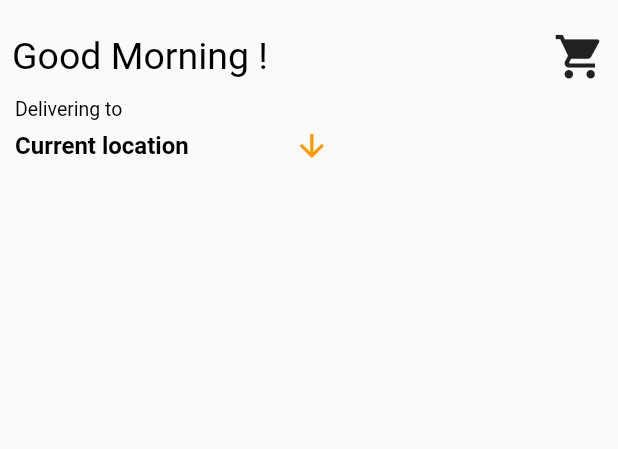
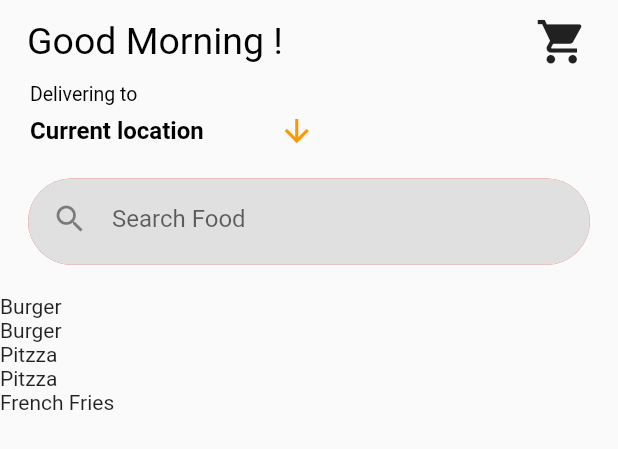
Before and after one commit to golamkibria11265/food_monkey_flutter, a Flutter app: the Dashboard widget shown alone on an empty page, opened directly, on a phone screen of 412 x 824 dp. Shown: the top 449 px of the screen. Run offline on Flutter 3.47's test engine with Material 2 defaults, Android fonts, the light colour scheme and no system bars; our stand-ins replace firebase_auth, firebase_core; accounts and stored records are empty; Roboto replaces fonts that are missing (Cabin).

Commit message:
first commit

```diff
--- /dev/null
+++ b/assets/items.json
@@ -0,0 +1,33 @@
+[
+      {
+        "name": "Burger",
+        "rootUri": "https://cdn.fstoppers.com/styles/xlarge/s3/photos/180395/12/02/3b893b1f03a3860c8df054a03dee9dbe.jpg",
+        "rating": "4.90",
+        "type": "Fast Food"
+      },
+      {
+        "name": "Burger",
+        "rootUri": "https://cache.desktopnexus.com/thumbseg/2400/2400300-bigthumbnail.jpg",
+        "rating": "5.00",
+        "type": "Fast Food"
+      },
+      {
+        "name": "Pitzza",
+        "rootUri": "https://c4.wallpaperflare.com/wallpaper/363/606/522/italian-pizza-wallpaper-preview.jpg",
+        "rating": "4.90",
+        "type": "Fast Food"
+      },
+      {
+        "name": "Pitzza",
+        "rootUri": "https://www.surreyapp.com/Uploads/UploadCoverFiles/b0b655b4.jpg",
+        "rating": "5.00",
+        "type": "Fast Food"
+      },
+      {
+        "name": "French Fries",
+        "rootUri": "https://cdn.cdnparenting.com/articles/2020/02/27120224/FRENCH-FRIES.jpg",
+        "rating": "5.00",
+        "type": "Fast Food"
+      }
+
+    ]
--- a/lib/dashboard/dashboardPages.dart
+++ b/lib/dashboard/dashboardPages.dart
@@ -1,10 +1,12 @@
+import 'package:flutter/cupertino.dart';
 import 'package:flutter/material.dart';
 import 'package:food_monkey/customWidget/boldTextWidget.dart';
 import 'package:food_monkey/customWidget/normalTextWidget.dart';
+import 'package:food_monkey/dashboard/items.dart';
+import 'package:food_monkey/dashboard/itemsService.dart';
 
 class Dashboard extends StatefulWidget {
   const Dashboard({Key? key}) : super(key: key);
-
   @override
   _DashboardState createState() => _DashboardState();
 }
@@ -12,6 +14,8 @@ class Dashboard extends StatefulWidget {
 class _DashboardState extends State<Dashboard> {
   @override
   Widget build(BuildContext context) {
+    double height = MediaQuery.of(context).size.height;
+    double width = MediaQuery.of(context).size.width;
     return SafeArea(
       child: Container(
         child: SingleChildScrollView(
@@ -20,7 +24,7 @@ class _DashboardState extends State<Dashboard> {
             child: Column(
               children: [
                 Padding(
-                  padding: const EdgeInsets.fromLTRB(8, 20, 8, 10),
+                  padding: const EdgeInsets.fromLTRB(18, 10, 20, 10),
                   child: Row(
                     mainAxisAlignment: MainAxisAlignment.spaceBetween,
                     children: [
@@ -38,7 +42,7 @@ class _DashboardState extends State<Dashboard> {
                   mainAxisAlignment: MainAxisAlignment.start,
                   children: [
                     Padding(
-                      padding: const EdgeInsets.only(left: 10),
+                      padding: const EdgeInsets.only(left: 20),
                       child: NormalTextWidget("Delivering to", 13),
                     ),
                   ],
@@ -47,14 +51,63 @@ class _DashboardState extends State<Dashboard> {
                 Row(
                   children: [
                     Padding(
-                      padding: const EdgeInsets.only(left: 10),
+                      padding: const EdgeInsets.only(left: 20),
                       child: BoldTextWidget("Current location", 16),
                     ),
                     Padding(
-                      padding: const EdgeInsets.only(left: 70),
+                      padding: const EdgeInsets.only(left: 50),
                       child: Icon(Icons.arrow_downward, color: Colors.orange),
                     ),
                   ],
+                ),
+                SizedBox(height: 20),
+                Material(
+                  color: Colors.red,
+                  borderRadius: BorderRadius.all(Radius.circular(30)),
+                  child: Container(
+                    decoration: BoxDecoration(
+                      color: Colors.grey[300],
+                      border: Border.all(
+                        color: Colors.transparent,
+                      ),
+                      borderRadius: BorderRadius.all(Radius.circular(30)),
+                    ),
+                    height: height / 14.337,
+                    width: width / 1.1,
+                    child: TextField(
+                      cursorColor: Colors.black,
+                      decoration: new InputDecoration(
+                          icon: Padding(
+                            padding: const EdgeInsets.only(
+                                left: 15, bottom: 11, top: 15, right: 0),
+                            child: new Icon(Icons.search),
+                          ),
+                          border: InputBorder.none,
+                          contentPadding: EdgeInsets.only(
+                              left: 0, bottom: 11, top: 15, right: 15),
+                          hintText: "Search Food"),
+                      onChanged: (value) {
+                        //var searchFood = value;
+                      },
+                    ),
+                  ),
+                ),
+                SizedBox(height: 20),
+                FutureBuilder<List<Items>>(
+                  future: ReadJsonData(context),
+                  builder: (context, snapshot) {
+                    if (snapshot.hasData) {
+                      return ListView.builder(
+                        itemCount: snapshot.data!.length,
+                        shrinkWrap: true,
+                        itemBuilder: (BuildContext context, int index) {
+                          Items items = snapshot.data![index];
+                          return Text(items.name);
+                        },
+                      );
+                    }
+                    return CircularProgressIndicator();
+                  },
                 ),
               ],
             ),
--- /dev/null
+++ b/lib/dashboard/items.dart
@@ -0,0 +1,39 @@
+// To parse this JSON data, do
+//
+//     final items = itemsFromJson(jsonString);
+
+import 'dart:convert';
+
+List<Items> itemsFromJson(String str) =>
+    List<Items>.from(json.decode(str).map((x) => Items.fromJson(x)));
+
+String itemsToJson(List<Items> data) =>
+    json.encode(List<dynamic>.from(data.map((x) => x.toJson())));
+
+class Items {
+  Items({
+    required this.name,
+    required this.rootUri,
+    required this.rating,
+    required this.type,
+  });
+
+  String name;
+  String rootUri;
+  String rating;
+  String type;
+
+  factory Items.fromJson(Map<String, dynamic> json) => Items(
+        name: json["name"],
+        rootUri: json["rootUri"],
+        rating: json["rating"],
+        type: json["type"],
+      );
+
+  Map<String, dynamic> toJson() => {
+        "name": name,
+        "rootUri": rootUri,
+        "rating": rating,
+        "type": type,
+      };
+}
--- /dev/null
+++ b/lib/dashboard/itemsService.dart
@@ -0,0 +1,11 @@
+import 'package:flutter/cupertino.dart';
+// import 'package:flutter/services.dart' as rootBundle;
+import 'package:food_monkey/dashboard/items.dart';
+
+Future<List<Items>> ReadJsonData(BuildContext context) async {
+  // var jsondata = await rootBundle.rootBundle.loadString("assets/items.json");
+  var jsondata =
+      await DefaultAssetBundle.of(context).loadString("assets/items.json");
+  var itemData = itemsFromJson(jsondata);
+  return itemData;
+}
--- a/lib/pages/bottomNabPage.dart
+++ b/lib/pages/bottomNabPage.dart
@@ -25,26 +25,34 @@ class _BottomNavPageState extends State<BottomNavPage> {
   @override
   Widget build(BuildContext context) {
     return Scaffold(
-      floatingActionButton: FloatingActionButton(
-        backgroundColor: Colors.orange[900],
-        onPressed: () {
-          setState(() {
-            _currentindex = 0;
-          });
-        },
-        child: Icon(Icons.home),
-      ),
-      floatingActionButtonLocation: FloatingActionButtonLocation.centerDocked,
+      // floatingActionButton: FloatingActionButton(
+      //   backgroundColor: Colors.orange[900],
+      //   onPressed: () {
+      //     setState(() {
+      //       _currentindex = 0;
+      //     });
+      //   },
+      //   child: Icon(Icons.home),
+      // ),
+      // floatingActionButtonLocation: FloatingActionButtonLocation.centerDocked,
       bottomNavigationBar: BottomAppBar(
         color: Colors.orange[900],
-        shape: CircularNotchedRectangle(),
+        // shape: CircularNotchedRectangle(),
         child: Container(
-          height: 80,
+          height: 60,
           child: Padding(
             padding: const EdgeInsets.symmetric(horizontal: 20),
             child: Row(
               mainAxisAlignment: MainAxisAlignment.spaceBetween,
               children: [
+                InkWell(
+                  child: Icon(Icons.home, size: 40, color: Colors.white),
+                  onTap: () {
+                    setState(() {
+                      _currentindex = 0;
+                    });
+                  },
+                ),
                 InkWell(
                   child: Icon(Icons.menu, size: 40, color: Colors.white),
                   onTap: () {
--- a/lib/pages/logInPage.dart
+++ b/lib/pages/logInPage.dart
@@ -129,7 +129,6 @@ class _LoginpageState extends State<Loginpage> {
                       Navigator.push(context,
                           MaterialPageRoute(builder: (context) => Findfood()));
                     }
-
                     setState(() {
                       showSpinner = false;
                     });
--- a/pubspec.yaml
+++ b/pubspec.yaml
@@ -50,6 +50,7 @@ flutter:
   # To add assets to your application, add an assets section, like this:
   assets:
    - images/
+   - assets/items.json
 
   # An image asset can refer to one or more resolution-specific "variants", see
   # https://flutter.dev/assets-and-images/#resolution-aware.
```
Also changed, not shown: 1 other file.
